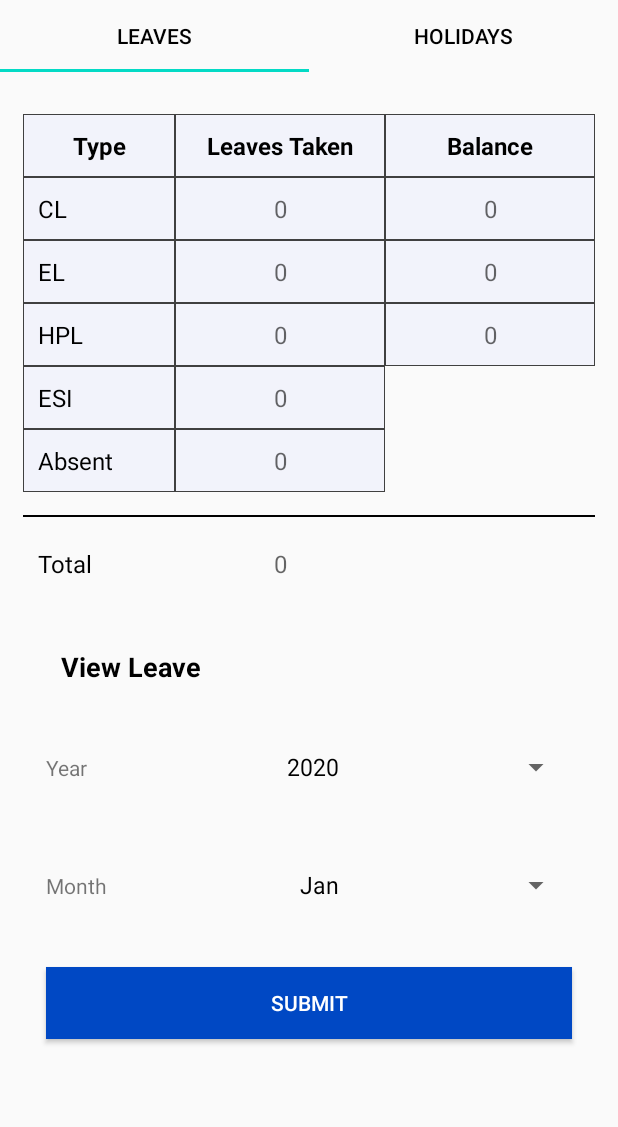
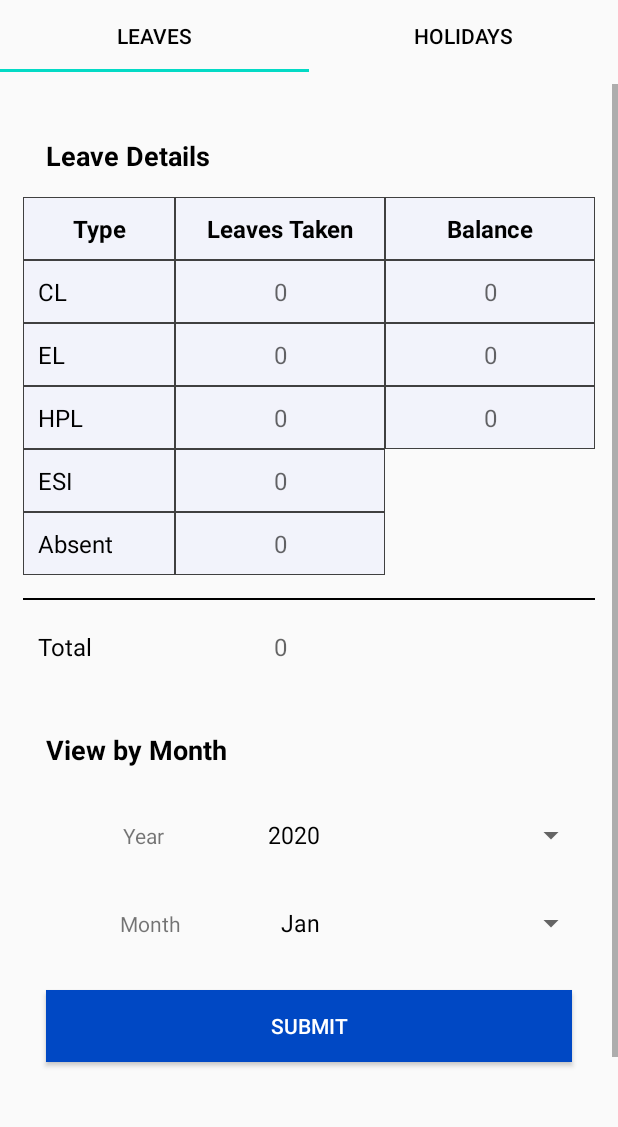
Before and after one commit to ArunAjayan008/HRFUO, an Android app: the LeaveFragment screen opened directly, with no data from a screen before it, on a phone screen of 412 x 824 dp, the part 94-1221 px from its top. Run offline under Robolectric (Android 15) with nearby library versions, the phone set to English and light mode, and no system bars.

Commit message:
Out version

```diff
--- a/app/src/main/java/com/polymorfuz/hrfuo/Activity/EPF_ESI_Activity.java
+++ b/app/src/main/java/com/polymorfuz/hrfuo/Activity/EPF_ESI_Activity.java
@@ -49,6 +49,7 @@ public class EPF_ESI_Activity extends AppCompatActivity {
                 Intent intent = new Intent(getApplicationContext(), PFActivity.class);
                 intent.putExtra("uan", uanval);
                 intent.putExtra("password", pswd);
+                startActivity(intent);
             }
         });
     }
--- a/app/src/main/java/com/polymorfuz/hrfuo/Fragment/LeaveFragment.java
+++ b/app/src/main/java/com/polymorfuz/hrfuo/Fragment/LeaveFragment.java
@@ -23,7 +23,6 @@ import com.polymorfuz.hrfuo.Utilities.SharedPrefManager;
 import com.polymorfuz.hrfuo.Utilities.UtilityMethods;
 import com.polymorfuz.hrfuo.model.MonthlyLeaveModel;
 import com.polymorfuz.hrfuo.model.LeaveSummaryModel;
-import com.polymorfuz.hrfuo.model.MonthlyLeaveModel;
 
 import java.util.List;
 
@@ -61,7 +60,7 @@ public class LeaveFragment extends Fragment {
         leavecycler = view.findViewById(R.id.leave_recycler);
         LinearLayoutManager lmgr = new LinearLayoutManager(getContext());
         leavecycler.setLayoutManager(lmgr);
-        id = new SharedPrefManager(getContext()).readString("mobno", null);
+        id = new SharedPrefManager(getContext()).readString("id", null);
         leavelayout = view.findViewById(R.id.leave_show_layout);
         cltaken = view.findViewById(R.id.cl_taken_leavfrag);
         eltaken = view.findViewById(R.id.el_taken_leavfrag);
@@ -134,10 +133,11 @@ public class LeaveFragment extends Fragment {
             call.enqueue(new Callback<List<MonthlyLeaveModel>>() {
                 @Override
                 public void onResponse(Call<List<MonthlyLeaveModel>> call, Response<List<MonthlyLeaveModel>> response) {
+                    leavelayout.setVisibility(View.VISIBLE);
                     leaveModels = response.body();
                     adapter = new LeaveAdapter(getContext(), leaveModels);
                     leavecycler.setAdapter(adapter);
-                    leavelayout.setVisibility(View.VISIBLE);
+
                 }
 
                 @Override
--- a/app/src/main/java/com/polymorfuz/hrfuo/Retrofit/Api.java
+++ b/app/src/main/java/com/polymorfuz/hrfuo/Retrofit/Api.java
@@ -19,7 +19,6 @@ import retrofit2.http.Query;
 
 public interface Api {
 
-    //    String BASE_URL = "http://192.168.1.6:3000";13.233.128.2
     String BASE_URL = Config.SERVER_IP;
 
     @GET("/getprofile")
--- a/app/src/main/java/com/polymorfuz/hrfuo/Utilities/Config.java
+++ b/app/src/main/java/com/polymorfuz/hrfuo/Utilities/Config.java
@@ -13,5 +13,6 @@ public class Config {
     public static final int NOTIFICATION_ID_BIG_IMAGE = 101;
 
     public static final String SHARED_PREF = "ah_firebase";
-    public static final String SERVER_IP = "http://ec2-13-233-128-2.ap-south-1.compute.amazonaws.com:3000";
+//    public static final String SERVER_IP = "http://ec2-13-233-128-2.ap-south-1.compute.amazonaws.com:3000";
+    public static final String SERVER_IP = "http://192.168.1.6:3000";
 }
--- a/app/src/main/res/layout/adapter_monthly_leave.xml
+++ b/app/src/main/res/layout/adapter_monthly_leave.xml
@@ -1,7 +1,7 @@
 <?xml version="1.0" encoding="utf-8"?>
 <LinearLayout xmlns:android="http://schemas.android.com/apk/res/android"
     android:layout_width="match_parent"
-    android:layout_height="match_parent"
+    android:layout_height="wrap_content"
     android:orientation="vertical">
 
     <TableRow
--- a/app/src/main/res/layout/fragment_leave.xml
+++ b/app/src/main/res/layout/fragment_leave.xml
@@ -7,7 +7,8 @@
 
     <ScrollView
         android:layout_width="match_parent"
-        android:layout_height="wrap_content">
+        android:layout_height="wrap_content"
+        android:scrollbarStyle="outsideOverlay">
 
         <LinearLayout
             android:layout_width="match_parent"
@@ -16,6 +17,15 @@
             android:layout_marginTop="20dp"
             android:layout_marginEnd="15dp"
             android:orientation="vertical">
+
+            <TextView
+                android:layout_width="wrap_content"
+                android:layout_height="wrap_content"
+                android:padding="15dp"
+                android:text="Leave Details"
+                android:textColor="@color/colorBlack"
+                android:textSize="18sp"
+                android:textStyle="bold" />
 
             <LinearLayout
                 android:layout_width="match_parent"
@@ -291,10 +301,9 @@
             <TextView
                 android:layout_width="wrap_content"
                 android:layout_height="wrap_content"
-                android:layout_marginStart="10dp"
                 android:layout_marginTop="20dp"
                 android:padding="15dp"
-                android:text="View Leave"
+                android:text="View by Month"
                 android:textColor="@color/colorBlack"
                 android:textSize="18sp"
                 android:textStyle="bold" />
@@ -303,7 +312,7 @@
                 android:id="@+id/l1"
                 android:layout_width="match_parent"
                 android:layout_height="wrap_content"
-                android:layout_margin="15dp"
+                android:layout_margin="5dp"
                 android:orientation="horizontal"
                 android:weightSum="2">
 
@@ -312,13 +321,13 @@
                     android:layout_width="wrap_content"
                     android:layout_height="wrap_content"
                     android:layout_weight="1"
+                    android:gravity="center"
                     android:text="Year" />
 
                 <Spinner
                     android:id="@+id/spin_year"
                     android:layout_width="wrap_content"
                     android:layout_height="wrap_content"
-                    android:layout_marginStart="25dp"
                     android:layout_weight="1"
                     android:gravity="start" />
             </LinearLayout>
@@ -326,7 +335,7 @@
             <LinearLayout
                 android:layout_width="match_parent"
                 android:layout_height="wrap_content"
-                android:layout_margin="15dp"
+                android:layout_margin="5dp"
                 android:orientation="horizontal"
                 android:weightSum="2">
 
@@ -334,6 +343,7 @@
                     android:id="@+id/textView1"
                     android:layout_width="wrap_content"
                     android:layout_height="wrap_content"
+                    android:gravity="center"
                     android:layout_weight="1"
                     android:text="Month" />
 
@@ -341,8 +351,8 @@
                     android:id="@+id/spin_mnth"
                     android:layout_width="wrap_content"
                     android:layout_height="wrap_content"
-                    android:layout_marginStart="25dp"
-                    android:layout_weight="1" />
+                    android:layout_weight="1"
+                    android:gravity="start" />
 
 
             </LinearLayout>
@@ -364,9 +374,9 @@
                 android:layout_width="match_parent"
                 android:layout_height="match_parent"
                 android:layout_margin="10dp"
+                android:orientation="vertical"
                 android:visibility="gone"
-                tools:visibility="visible"
-                android:orientation="vertical">
+                tools:visibility="visible">
 
                 <LinearLayout
                     android:layout_width="match_parent"
@@ -415,6 +425,11 @@
                     android:layout_width="match_parent"
                     android:layout_height="wrap_content" />
             </LinearLayout>
+
+            <View
+                android:layout_width="match_parent"
+                android:layout_height="100dp" />
         </LinearLayout>
+
     </ScrollView>
 </FrameLayout>
```
Also changed, not shown: app/src/main/java/com/polymorfuz/hrfuo/model/MonthlyLeaveModel.java (+6 -34 lines), app/src/main/res/layout/activity_main.xml (+60 -21 lines), app/src/main/res/drawable-v24/bg_green.jpeg (added), app/src/main/res/drawable-v24/bgnew.jpg (added).
